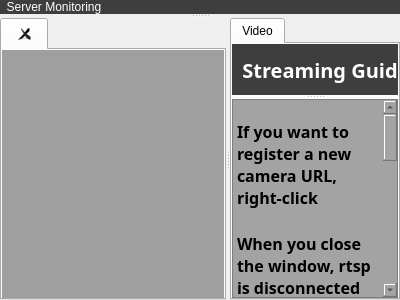
Qt form qtclient/videostream.ui (VedaHighPass/veda-qt-highpass-client) before a commit.
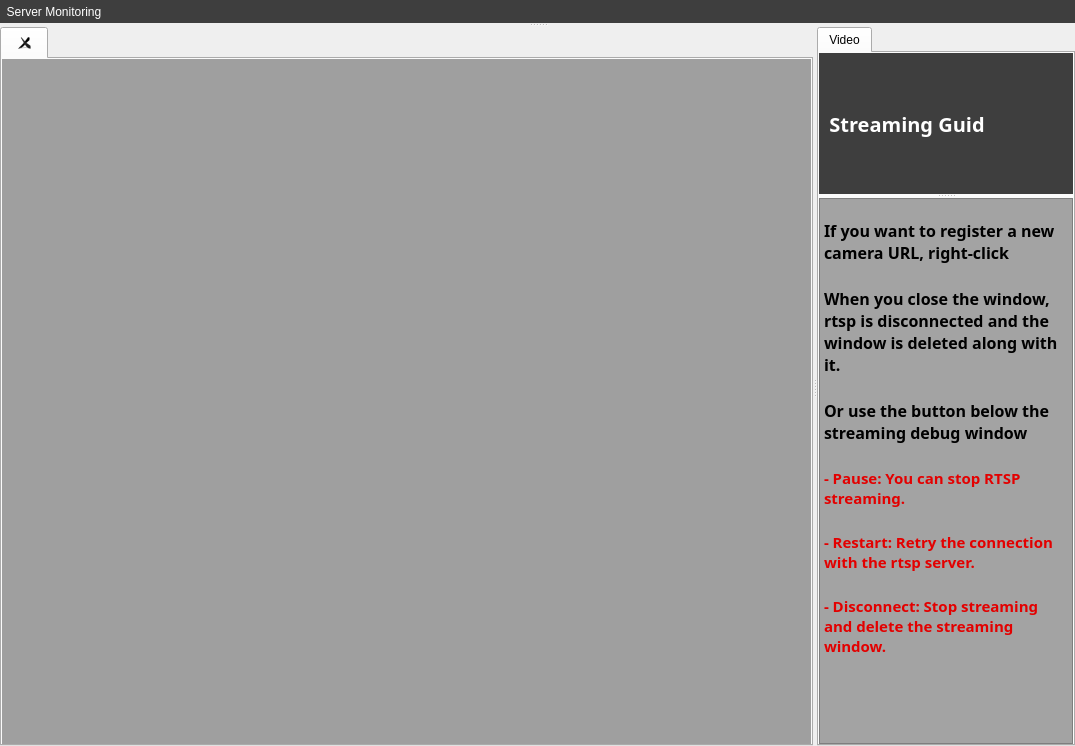
The same form after that commit.

The edit to the form file:
```diff
--- a/qtclient/videostream.ui
+++ b/qtclient/videostream.ui
@@ -6,8 +6,8 @@
    <rect>
     <x>0</x>
     <y>0</y>
-    <width>400</width>
-    <height>300</height>
+    <width>1075</width>
+    <height>746</height>
    </rect>
   </property>
   <property name="windowTitle">
@@ -258,7 +258,6 @@
                       <font>
                        <family>Sans Serif</family>
                        <pointsize>15</pointsize>
-                       <weight>75</weight>
                        <italic>false</italic>
                        <bold>true</bold>
                       </font>
@@ -289,7 +288,6 @@
                       <font>
                        <family>Sans Serif</family>
                        <pointsize>12</pointsize>
-                       <weight>75</weight>
                        <italic>false</italic>
                        <bold>true</bold>
                       </font>
@@ -313,22 +311,25 @@
                      </property>
                      <property name="html">
                       <string>&lt;!DOCTYPE HTML PUBLIC &quot;-//W3C//DTD HTML 4.0//EN&quot; &quot;http://www.w3.org/TR/REC-html40/strict.dtd&quot;&gt;
-&lt;html&gt;&lt;head&gt;&lt;meta name=&quot;qrichtext&quot; content=&quot;1&quot; /&gt;&lt;style type=&quot;text/css&quot;&gt;
+&lt;html&gt;&lt;head&gt;&lt;meta name=&quot;qrichtext&quot; content=&quot;1&quot; /&gt;&lt;meta charset=&quot;utf-8&quot; /&gt;&lt;style type=&quot;text/css&quot;&gt;
 p, li { white-space: pre-wrap; }
-&lt;/style&gt;&lt;/head&gt;&lt;body style=&quot; font-family:'Sans Serif'; font-size:12pt; font-weight:600; font-style:normal;&quot;&gt;
-&lt;p style=&quot;-qt-paragraph-type:empty; margin-top:0px; margin-bottom:0px; margin-left:0px; margin-right:0px; -qt-block-indent:0; text-indent:0px; font-size:8pt;&quot;&gt;&lt;br /&gt;&lt;/p&gt;
-&lt;p style=&quot; margin-top:0px; margin-bottom:0px; margin-left:0px; margin-right:0px; -qt-block-indent:0; text-indent:0px;&quot;&gt;&lt;span style=&quot; color:#000000;&quot;&gt;If you want to register a new camera URL, right-click&lt;/span&gt;&lt;/p&gt;
-&lt;p style=&quot;-qt-paragraph-type:empty; margin-top:0px; margin-bottom:0px; margin-left:0px; margin-right:0px; -qt-block-indent:0; text-indent:0px; color:#000000;&quot;&gt;&lt;br /&gt;&lt;/p&gt;
-&lt;p style=&quot; margin-top:0px; margin-bottom:0px; margin-left:0px; margin-right:0px; -qt-block-indent:0; text-indent:0px;&quot;&gt;&lt;span style=&quot; color:#000000;&quot;&gt;When you close the window, rtsp is disconnected and the window is deleted along with it.&lt;/span&gt;&lt;/p&gt;
-&lt;p style=&quot;-qt-paragraph-type:empty; margin-top:0px; margin-bottom:0px; margin-left:0px; margin-right:0px; -qt-block-indent:0; text-indent:0px; color:#000000;&quot;&gt;&lt;br /&gt;&lt;/p&gt;
-&lt;p style=&quot; margin-top:0px; margin-bottom:0px; margin-left:0px; margin-right:0px; -qt-block-indent:0; text-indent:0px;&quot;&gt;&lt;span style=&quot; color:#000000;&quot;&gt;Or use the button below the streaming debug window&lt;/span&gt;&lt;/p&gt;
-&lt;p align=&quot;center&quot; style=&quot;-qt-paragraph-type:empty; margin-top:0px; margin-bottom:0px; margin-left:0px; margin-right:0px; -qt-block-indent:0; text-indent:0px;&quot;&gt;&lt;br /&gt;&lt;/p&gt;
-&lt;p style=&quot; margin-top:0px; margin-bottom:0px; margin-left:0px; margin-right:0px; -qt-block-indent:0; text-indent:0px;&quot;&gt;&lt;span style=&quot; font-size:11pt; color:#e30000;&quot;&gt;- Pause: You can stop RTSP streaming.&lt;/span&gt;&lt;/p&gt;
-&lt;p style=&quot;-qt-paragraph-type:empty; margin-top:0px; margin-bottom:0px; margin-left:0px; margin-right:0px; -qt-block-indent:0; text-indent:0px; font-size:11pt; color:#e30000;&quot;&gt;&lt;br /&gt;&lt;/p&gt;
-&lt;p style=&quot; margin-top:0px; margin-bottom:0px; margin-left:0px; margin-right:0px; -qt-block-indent:0; text-indent:0px;&quot;&gt;&lt;span style=&quot; font-size:11pt; color:#e30000;&quot;&gt;- Restart: Retry the connection with the rtsp server.&lt;/span&gt;&lt;/p&gt;
-&lt;p style=&quot;-qt-paragraph-type:empty; margin-top:0px; margin-bottom:0px; margin-left:0px; margin-right:0px; -qt-block-indent:0; text-indent:0px; font-size:11pt; color:#e30000;&quot;&gt;&lt;br /&gt;&lt;/p&gt;
-&lt;p style=&quot; margin-top:0px; margin-bottom:0px; margin-left:0px; margin-right:0px; -qt-block-indent:0; text-indent:0px;&quot;&gt;&lt;span style=&quot; font-size:11pt; color:#e30000;&quot;&gt;- Disconnect: Stop streaming and delete the streaming window.&lt;/span&gt;&lt;/p&gt;
-&lt;p style=&quot;-qt-paragraph-type:empty; margin-top:0px; margin-bottom:0px; margin-left:0px; margin-right:0px; -qt-block-indent:0; text-indent:0px; color:#e30000;&quot;&gt;&lt;br /&gt;&lt;/p&gt;&lt;/body&gt;&lt;/html&gt;</string>
+hr { height: 1px; border-width: 0; }
+li.unchecked::marker { content: &quot;\2610&quot;; }
+li.checked::marker { content: &quot;\2612&quot;; }
+&lt;/style&gt;&lt;/head&gt;&lt;body style=&quot; font-family:'Sans Serif'; font-size:12pt; font-weight:700; font-style:normal;&quot;&gt;
+&lt;p style=&quot;-qt-paragraph-type:empty; margin-top:0px; margin-bottom:0px; margin-left:0px; margin-right:0px; -qt-block-indent:0; text-indent:0px; font-size:8pt; font-weight:600;&quot;&gt;&lt;br /&gt;&lt;/p&gt;
+&lt;p style=&quot; margin-top:0px; margin-bottom:0px; margin-left:0px; margin-right:0px; -qt-block-indent:0; text-indent:0px;&quot;&gt;&lt;span style=&quot; font-weight:600; color:#000000;&quot;&gt;If you want to register a new camera URL, right-click&lt;/span&gt;&lt;/p&gt;
+&lt;p style=&quot;-qt-paragraph-type:empty; margin-top:0px; margin-bottom:0px; margin-left:0px; margin-right:0px; -qt-block-indent:0; text-indent:0px; font-weight:600; color:#000000;&quot;&gt;&lt;br /&gt;&lt;/p&gt;
+&lt;p style=&quot; margin-top:0px; margin-bottom:0px; margin-left:0px; margin-right:0px; -qt-block-indent:0; text-indent:0px;&quot;&gt;&lt;span style=&quot; font-weight:600; color:#000000;&quot;&gt;When you close the window, rtsp is disconnected and the window is deleted along with it.&lt;/span&gt;&lt;/p&gt;
+&lt;p style=&quot;-qt-paragraph-type:empty; margin-top:0px; margin-bottom:0px; margin-left:0px; margin-right:0px; -qt-block-indent:0; text-indent:0px; font-weight:600; color:#000000;&quot;&gt;&lt;br /&gt;&lt;/p&gt;
+&lt;p style=&quot; margin-top:0px; margin-bottom:0px; margin-left:0px; margin-right:0px; -qt-block-indent:0; text-indent:0px;&quot;&gt;&lt;span style=&quot; font-weight:600; color:#000000;&quot;&gt;Or use the button below the streaming debug window&lt;/span&gt;&lt;/p&gt;
+&lt;p align=&quot;center&quot; style=&quot;-qt-paragraph-type:empty; margin-top:0px; margin-bottom:0px; margin-left:0px; margin-right:0px; -qt-block-indent:0; text-indent:0px; font-weight:600;&quot;&gt;&lt;br /&gt;&lt;/p&gt;
+&lt;p style=&quot; margin-top:0px; margin-bottom:0px; margin-left:0px; margin-right:0px; -qt-block-indent:0; text-indent:0px;&quot;&gt;&lt;span style=&quot; font-size:11pt; font-weight:600; color:#e30000;&quot;&gt;- Pause: You can stop RTSP streaming.&lt;/span&gt;&lt;/p&gt;
+&lt;p style=&quot;-qt-paragraph-type:empty; margin-top:0px; margin-bottom:0px; margin-left:0px; margin-right:0px; -qt-block-indent:0; text-indent:0px; font-size:11pt; font-weight:600; color:#e30000;&quot;&gt;&lt;br /&gt;&lt;/p&gt;
+&lt;p style=&quot; margin-top:0px; margin-bottom:0px; margin-left:0px; margin-right:0px; -qt-block-indent:0; text-indent:0px;&quot;&gt;&lt;span style=&quot; font-size:11pt; font-weight:600; color:#e30000;&quot;&gt;- Restart: Retry the connection with the rtsp server.&lt;/span&gt;&lt;/p&gt;
+&lt;p style=&quot;-qt-paragraph-type:empty; margin-top:0px; margin-bottom:0px; margin-left:0px; margin-right:0px; -qt-block-indent:0; text-indent:0px; font-size:11pt; font-weight:600; color:#e30000;&quot;&gt;&lt;br /&gt;&lt;/p&gt;
+&lt;p style=&quot; margin-top:0px; margin-bottom:0px; margin-left:0px; margin-right:0px; -qt-block-indent:0; text-indent:0px;&quot;&gt;&lt;span style=&quot; font-size:11pt; font-weight:600; color:#e30000;&quot;&gt;- Disconnect: Stop streaming and delete the streaming window.&lt;/span&gt;&lt;/p&gt;
+&lt;p style=&quot;-qt-paragraph-type:empty; margin-top:0px; margin-bottom:0px; margin-left:0px; margin-right:0px; -qt-block-indent:0; text-indent:0px; font-weight:600; color:#e30000;&quot;&gt;&lt;br /&gt;&lt;/p&gt;&lt;/body&gt;&lt;/html&gt;</string>
                      </property>
                     </widget>
                    </item>
```
Left out of the diff: 32 changed lines with no effect on the pictures.
